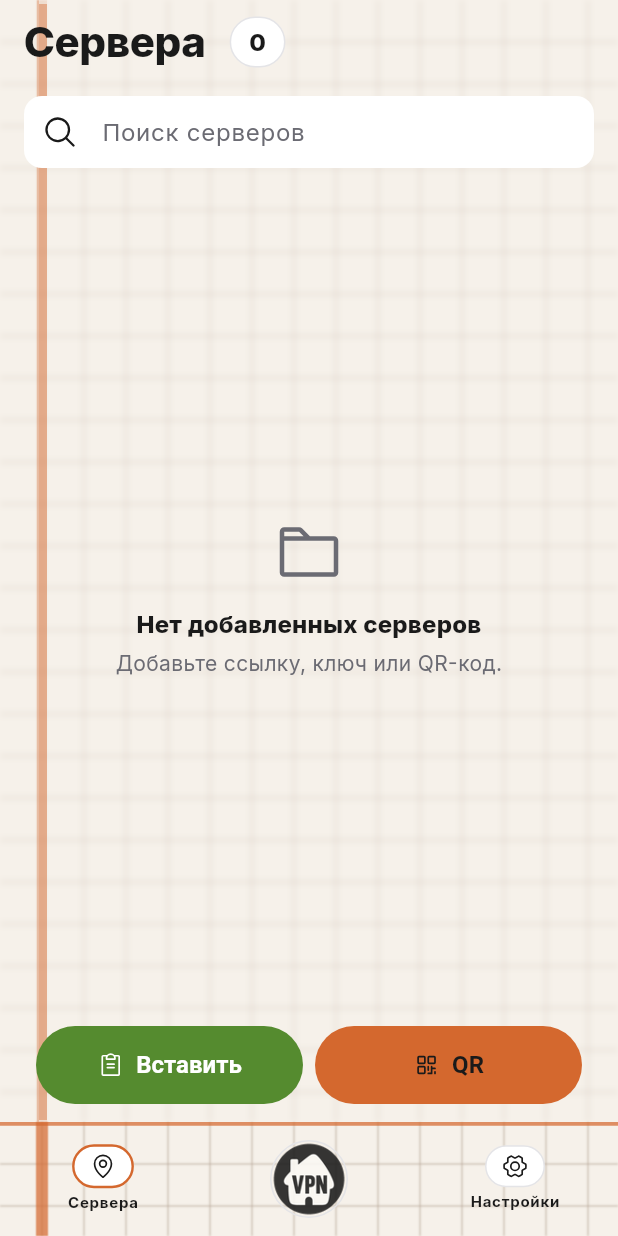
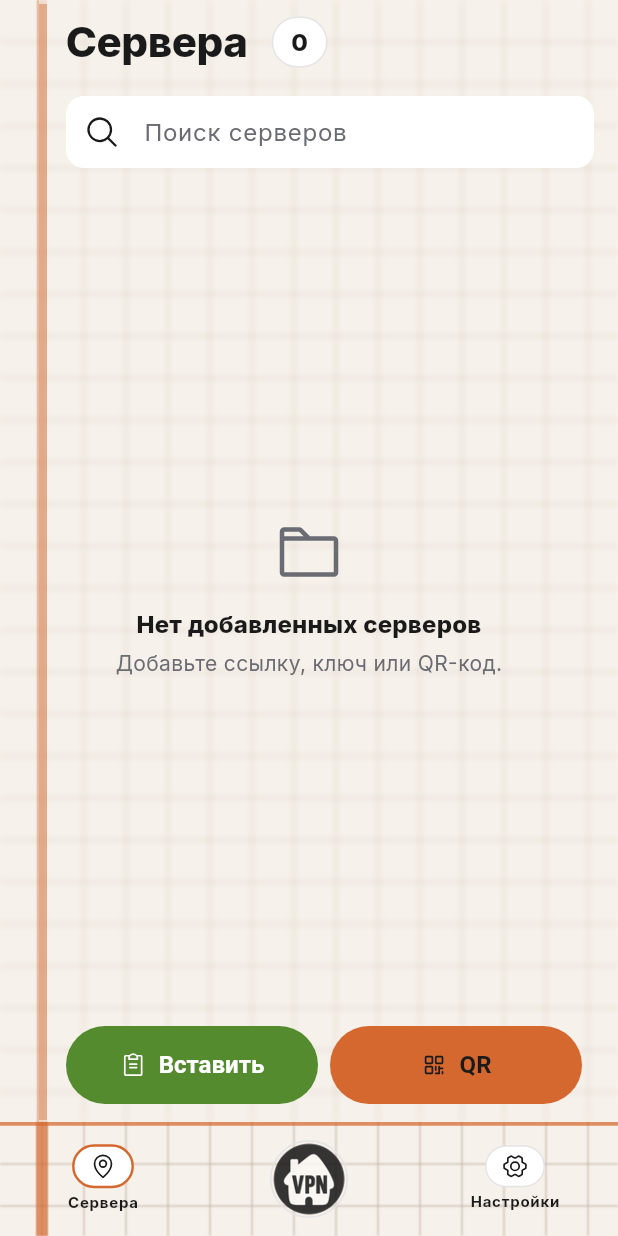
Before and after one commit to komatozneak/proxydom, a Flutter app: the LocationsScreen screen opened by its route, on a phone screen of 412 x 824 dp. Run offline on Flutter 3.47's test engine with Material 3 defaults, Android fonts, the phone set to English and light mode, and no system bars; our stand-ins replace app_links, device_info_plus, dio, flutter_riverpod, flutter_secure_storage, flutter_svg and 5 more; missing offline and left inert: mobile_scanner; accounts and stored records are empty; network calls fail; project files that could hold a hidden picture were left out.

Commit message:
fix(android): clear the red margin on the servers page
The title, search, cards, and actions start to the right of the margin line.

Co-authored-by: Cursor <cursoragent@cursor.com>

```diff
--- a/mobile/lib/features/vpn/presentation/locations_screen.dart
+++ b/mobile/lib/features/vpn/presentation/locations_screen.dart
@@ -91,6 +91,7 @@ class _LocationsScreenState extends ConsumerState<LocationsScreen> {
       appBar: AppBar(
         backgroundColor: freeKeyClient ? Colors.transparent : null,
         surfaceTintColor: freeKeyClient ? Colors.transparent : null,
+        titleSpacing: freeKeyClient ? 44 : null,
         title: freeKeyClient
             ? Row(
                 mainAxisSize: MainAxisSize.min,
@@ -335,7 +336,7 @@ class _LocationsScreenState extends ConsumerState<LocationsScreen> {
     return Column(
       children: [
         Padding(
-          padding: const EdgeInsets.fromLTRB(16, 8, 16, 8),
+          padding: const EdgeInsets.fromLTRB(44, 8, 16, 8),
           child: TextField(
             decoration: InputDecoration(
               hintText: l.freeSearch,
@@ -354,7 +355,7 @@ class _LocationsScreenState extends ConsumerState<LocationsScreen> {
           child: filtered.isEmpty
               ? const Center(child: FreeClientEmptyState())
               : ListView.separated(
-                  padding: const EdgeInsets.symmetric(horizontal: 16),
+                  padding: const EdgeInsets.fromLTRB(44, 0, 16, 0),
                   itemCount: filtered.length,
                   separatorBuilder: (_, __) => const SizedBox(height: 8),
                   itemBuilder: (context, i) {
@@ -384,7 +385,7 @@ class _LocationsScreenState extends ConsumerState<LocationsScreen> {
                 ),
         ),
         Padding(
-          padding: const EdgeInsets.fromLTRB(24, 8, 24, 12),
+          padding: const EdgeInsets.fromLTRB(44, 8, 24, 12),
           child: FreeClientActionBar(
             onPaste: () => context.push('/import?clipboard=1'),
             onScan: () => context.push('/scan'),
```
